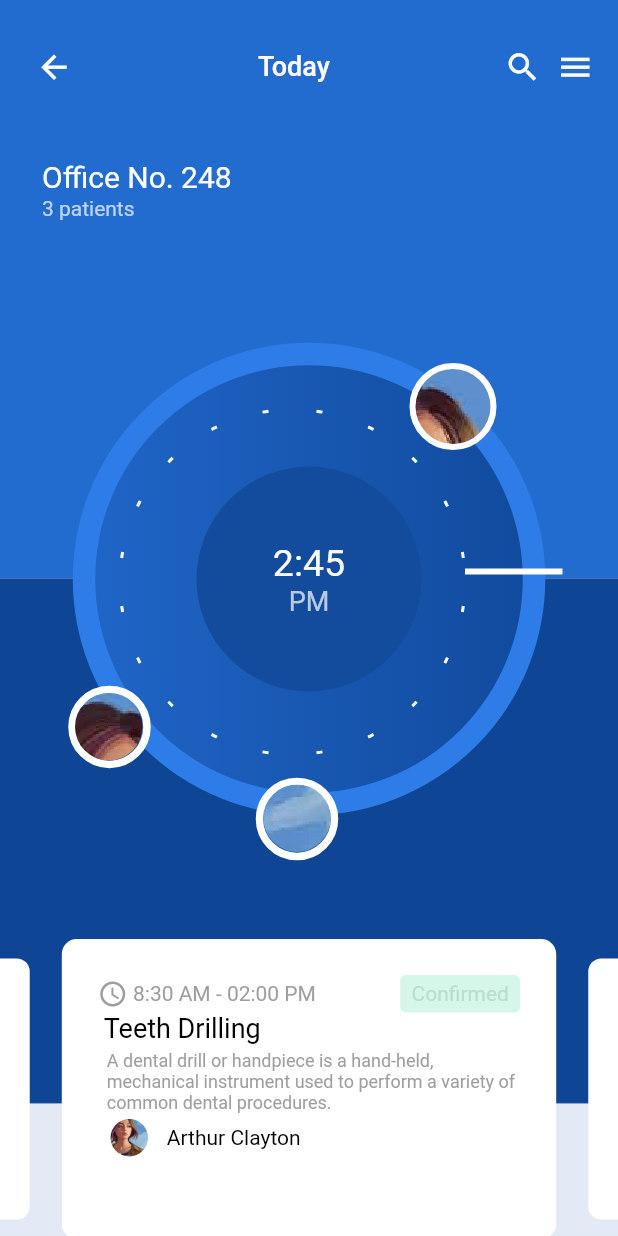
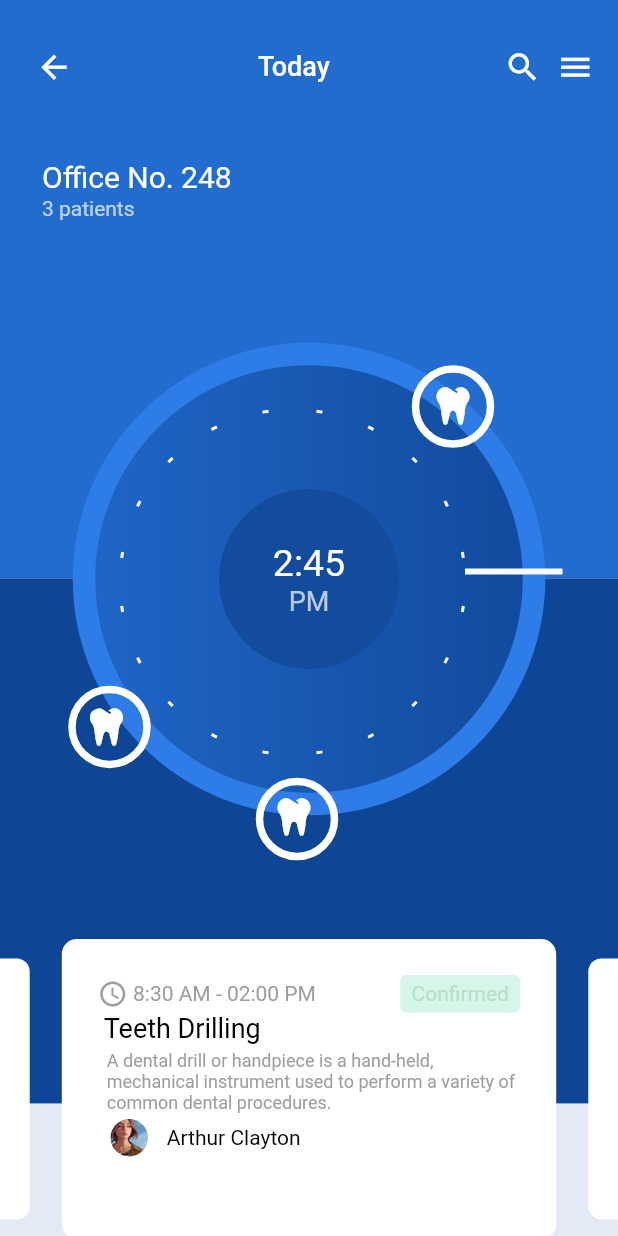
Before and after one commit to SawThanDar18/CustomWidgetAssigment, a Flutter app: the SchedulePage screen opened directly, after a tap on "8:00", on a phone screen of 412 x 824 dp. Run offline on Flutter 3.47's test engine with Material 2 defaults, Android fonts, the phone set to English and light mode, and no system bars; drawn by our look-alikes of carousel_slider; our stand-ins replace dotted_line, font_awesome_flutter.

```diff
--- a/lib/custom_painter/circle_custom_painter.dart
+++ b/lib/custom_painter/circle_custom_painter.dart
@@ -1,5 +1,4 @@
 import 'dart:math';
-import 'dart:typed_data';
 import 'dart:ui' as ui;
 
 import 'package:custom_widget_assignment/resources/colors.dart';
@@ -7,7 +6,25 @@ import 'package:custom_widget_assignment/resources/dimens.dart';
 import 'package:custom_widget_assignment/widgets/white_grey_text_view.dart';
 import 'package:custom_widget_assignment/widgets/white_text_view.dart';
 import 'package:flutter/material.dart';
-import 'package:flutter/services.dart';
+import 'package:font_awesome_flutter/font_awesome_flutter.dart';
+
+class InnerCircleCustomPaint extends CustomPainter {
+  @override
+  void paint(Canvas canvas, ui.Size size) {
+    var firstCirclePaint = Paint()
+      ..strokeWidth = 2.0
+      ..color = FIRST_CIRCLE_COLOR
+      ..style = PaintingStyle.fill;
+
+    canvas.drawCircle(Offset(size.width / 2, size.height / 2), 60, firstCirclePaint);
+  }
+
+  @override
+  bool shouldRepaint(covariant CustomPainter oldDelegate) {
+    return false;
+  }
+
+}
 
 class CircleCustomPaint extends CustomPainter {
 
@@ -17,16 +34,6 @@ class CircleCustomPaint extends CustomPainter {
       ..strokeWidth = 2.0
       ..color = Colors.white
       ..style = PaintingStyle.stroke;
-    //canvas.drawCircle(Offset(size.width / 2, size.height / 2), 120, firstCirclePaint);
-
-    var secondCirclePaint = Paint()
-      ..strokeWidth = 15.0
-      ..color = THIRD_CIRCLE_COLOR
-      ..style = PaintingStyle.stroke;
-
-    canvas.drawCircle(
-        Offset(size.width / 2, size.height / 2), 150, secondCirclePaint);
-
     const double gap = pi / 180 * 8.0;
     const double singleAngle = (pi * 2) / 20;
 
@@ -35,6 +42,13 @@ class CircleCustomPaint extends CustomPainter {
           const Rect.fromLTWH(80.0, 42.0, 230, 230), gap + singleAngle * i,
           singleAngle - gap * 2, false, firstCirclePaint);
     }
+
+    var secondCirclePaint = Paint()
+      ..strokeWidth = 15.0
+      ..color = THIRD_CIRCLE_COLOR
+      ..style = PaintingStyle.stroke;
+
+    canvas.drawCircle(Offset(size.width / 2, size.height / 2), 150, secondCirclePaint);
   }
 
   @override
@@ -45,16 +59,11 @@ class CircleCustomPaint extends CustomPainter {
 }
 
 class ThirdCirclePaint extends CustomPainter {
-  ThirdCirclePaint({
-    required this.image,
-  });
-
-  ui.Image image;
 
   @override
   void paint(Canvas canvas, Size size) {
     var firstCirclePaint = Paint()
-      ..strokeWidth = 8.0
+      ..strokeWidth = 5.0
       ..color = Colors.white
       ..style = PaintingStyle.stroke;
     canvas.drawCircle(const Offset(302, 40), 25, firstCirclePaint);
@@ -66,15 +75,20 @@ class ThirdCirclePaint extends CustomPainter {
 
     canvas.drawLine(const Offset(310, 150), const Offset(375, 150), paint);
 
-    var drawImageWidth = 200.0;
-    var drawImageHeight = size.height * 0.15;
+    var drawImageHeight = size.height * 0.26;
 
-    Path path = Path()
-      ..addOval(Rect.fromLTWH(277, drawImageHeight, 50, 50));
-
-    canvas.clipPath(path);
-
-    canvas.drawImage(image, Offset(drawImageWidth, drawImageHeight), Paint());
+    final tooth = FontAwesomeIcons.tooth.codePoint;
+    final toothFontPackage = FontAwesomeIcons.tooth.fontPackage;
+    final toothFontFamily = FontAwesomeIcons.tooth.fontFamily;
+    TextPainter textPainter = TextPainter(textDirection: TextDirection.rtl);
+    textPainter.text = TextSpan(
+        text: String.fromCharCode(tooth),
+        style: TextStyle(
+            fontSize: 25.0,
+            fontFamily: toothFontFamily,
+            package: toothFontPackage));
+    textPainter.layout();
+    textPainter.paint(canvas, Offset(291, drawImageHeight));
   }
 
   @override
@@ -85,11 +99,6 @@ class ThirdCirclePaint extends CustomPainter {
 }
 
 class SecondCirclePaint extends CustomPainter {
-  SecondCirclePaint({
-    required this.image,
-  });
-
-  ui.Image image;
 
   @override
   void paint(Canvas canvas, Size size) {
@@ -100,15 +109,20 @@ class SecondCirclePaint extends CustomPainter {
 
     canvas.drawCircle(const Offset(198, 315), 25, firstCirclePaint);
 
-    var drawImageWidth = 30.0;
-    var drawImageHeight = size.height * 2.92;
+    var drawImageHeight = size.height * 3;
 
-    Path path = Path()
-      ..addOval(Rect.fromLTWH(175.5, drawImageHeight, 45, 45));
-
-    canvas.clipPath(path);
-
-    canvas.drawImage(image, Offset(drawImageWidth, drawImageHeight), Paint());
+    final tooth = FontAwesomeIcons.tooth.codePoint;
+    final toothFontPackage = FontAwesomeIcons.tooth.fontPackage;
+    final toothFontFamily = FontAwesomeIcons.tooth.fontFamily;
+    TextPainter textPainter = TextPainter(textDirection: TextDirection.rtl);
+    textPainter.text = TextSpan(
+        text: String.fromCharCode(tooth),
+        style: TextStyle(
+            fontSize: 25.0,
+            fontFamily: toothFontFamily,
+            package: toothFontPackage));
+    textPainter.layout();
+    textPainter.paint(canvas, Offset(185, drawImageHeight));
   }
 
   @override
@@ -119,14 +133,11 @@ class SecondCirclePaint extends CustomPainter {
 }
 
 class FirstCirclePaint extends CustomPainter {
-  FirstCirclePaint({
-    required this.image,
-  });
-
-  ui.Image image;
 
   @override
   void paint(Canvas canvas, Size size) {
+
+
     var firstCirclePaint = Paint()
       ..strokeWidth = 5.0
       ..color = Colors.white
@@ -134,8 +145,7 @@ class FirstCirclePaint extends CustomPainter {
 
     canvas.drawCircle(const Offset(73, 253.6), 25, firstCirclePaint);
 
-    var drawImageWidth = 0.0;
-    var drawImageHeight = size.height * 2.31;
+    var drawImageHeight = size.height * 2.4;
 
     Path path = Path()
       ..addOval(Rect.fromLTWH(50, drawImageHeight, 45, 45))
@@ -143,7 +153,19 @@ class FirstCirclePaint extends CustomPainter {
 
     canvas.clipPath(path);
 
-    canvas.drawImage(image, Offset(drawImageWidth, drawImageHeight), Paint());
+    final tooth = FontAwesomeIcons.tooth.codePoint;
+    final toothFontPackage = FontAwesomeIcons.tooth.fontPackage;
+    final toothFontFamily = FontAwesomeIcons.tooth.fontFamily;
+    TextPainter textPainter = TextPainter(textDirection: TextDirection.rtl);
+    textPainter.text = TextSpan(
+        text: String.fromCharCode(tooth),
+        style: TextStyle(
+            fontSize: 25.0,
+            fontFamily: toothFontFamily,
+            package: toothFontPackage));
+    textPainter.layout();
+    textPainter.paint(canvas, Offset(60, drawImageHeight));
+
   }
 
   @override
@@ -153,45 +175,8 @@ class FirstCirclePaint extends CustomPainter {
 
 }
 
-class CircleCustomPainter extends StatefulWidget {
+class CircleCustomPainter extends StatelessWidget {
   const CircleCustomPainter({Key? key}) : super(key: key);
-
-  @override
-  State<CircleCustomPainter> createState() => _CircleCustomPainterState();
-}
-
-class _CircleCustomPainterState extends State<CircleCustomPainter> {
-  late ui.Image _image;
-
-  @override
-  void initState() {
-    _loadImage();
-    super.initState();
-  }
-
-  _loadImage() async {
-    ByteData bd = await rootBundle.load("assets/images/profile.jpg");
-
-    final Uint8List bytes = Uint8List.view(bd.buffer);
-
-    final ui.Codec codec = await ui.instantiateImageCodec(bytes);
-
-    final ui.Image image = (await codec.getNextFrame()).image;
-
-    setState(() => _image = image);
-  }
-
-  /*getUiImage(String imageAssetPath, int height, int width) async {
-    final ByteData assetImageByteData = await rootBundle.load(imageAssetPath);
-    final codec = await ui.instantiateImageCodec(
-      assetImageByteData.buffer.asUint8List(),
-      targetHeight: height,
-      targetWidth: width,
-    );
-    final ui.Image image = (await codec.getNextFrame()).image;
-
-    setState(() => _image = image);
-  }*/
 
   @override
   Widget build(BuildContext context) {
@@ -199,26 +184,20 @@ class _CircleCustomPainterState extends State<CircleCustomPainter> {
       backgroundColor: Colors.transparent,
       body: Stack(
         children: [
-          Container(
+          Positioned.fill(
+            child: Container(
             width: double.infinity,
             decoration: const BoxDecoration(
-              color: SECOND_CIRCLE_COLOR,
               gradient: LinearGradient(
                   colors: [GRADIENT_START_COLOR, GRADIENT_END_COLOR]),
               shape: BoxShape.circle,
             ),
-            child: Align(
-              alignment: Alignment.center,
-              child: Container(
-                width: MediaQuery
-                    .of(context)
-                    .size
-                    .width * 0.9,
-                height: 150,
-                decoration: const BoxDecoration(
-                  color: FIRST_CIRCLE_COLOR,
-                  shape: BoxShape.circle,
           ),
+          ),
+          Center(
+            child: CustomPaint(
+              size: const Size(100, 100),
+              painter: InnerCircleCustomPaint(),
               child: Column(
                 mainAxisAlignment: MainAxisAlignment.center,
                 children: const [
@@ -232,11 +211,9 @@ class _CircleCustomPainterState extends State<CircleCustomPainter> {
                   ),
                 ],
               ),
+
             ),
           ),
-          ),
-          Stack(
-            children: [
           Center(
             child: CustomPaint(
               size: const Size(500, 500),
@@ -245,68 +222,18 @@ class _CircleCustomPainterState extends State<CircleCustomPainter> {
           ),
           CustomPaint(
             size: const Size(100, 100),
-                painter: FirstCirclePaint(image: _image),
+            painter: FirstCirclePaint(),
           ),
           CustomPaint(
             size: const Size(100, 100),
-                painter: SecondCirclePaint(image: _image),
+            painter: SecondCirclePaint(),
           ),
           CustomPaint(
             size: const Size(100, 100),
-                painter: ThirdCirclePaint(image: _image),
+            painter: ThirdCirclePaint(),
           ),
-            ],
-          ),
-          /*Positioned(
-            top: 11,
-            child: Stack(
-              children: [
-                CustomPaint(
-                  size: const Size(100, 100),
-                  painter: ImageCirclePaint(image: _image),
-                ),
-                Container(
-                  width: 50,
-                  height: 50,
-                  decoration: const BoxDecoration(
-                    shape: BoxShape.circle,
-                    color: GRADIENT_END_COLOR,
-                  ),
-                  margin:  EdgeInsets.only(top: 320, left: 175),
-                  child: const Icon(
-                    Icons.edit,
-                    size: 20,
-                    color: Colors.white,
-                  ),
-                ),
-              ],
-            ),
-          ),*/
         ],
       ),
     );
   }
 }
-/*Positioned(
-                top: 200,
-                left: 30,
-                child: Stack(
-                  children: [
-                    Container(
-                      width: CIRCLE_IMAGE_WIDTH,
-                      height: CIRCLE_IMAGE_HEIGHT,
-                      decoration: const BoxDecoration(
-                        shape: BoxShape.circle,
-                        image: DecorationImage(
-                          image: AssetImage('assets/images/profile.jpg'),
-                          fit: BoxFit.cover,
-                        ),
-                      ),
-                    ),
-                    CustomPaint(
-                      size: const Size(100, 100),
-                      painter: FirstCirclePaint(image: _image),
-                    ),
-                  ],
-                ),
-              ),*/
--- a/lib/pages/event_detail_page.dart
+++ b/lib/pages/event_detail_page.dart
@@ -106,7 +106,7 @@ class EventDetailPage extends StatelessWidget {
               child: SizedBox(
                 width: MediaQuery.of(context).size.width,
                 height: SIZED_BOX_HEIGHT_120,
-                child: const EventCarouselSliderView(),
+                child: const EventCarouselSliderView(isHomePage: false,),
               ),
             ),
           ],
--- a/lib/pages/schedule_page.dart
+++ b/lib/pages/schedule_page.dart
@@ -44,7 +44,7 @@ class _SchedulePageState extends State<SchedulePage> {
             child: SizedBox(
               width: MediaQuery.of(context).size.width,
               height: SIZED_BOX_HEIGHT_120,
-              child: const EventCarouselSliderView(),
+              child: const EventCarouselSliderView(isHomePage: true,),
             ),
           ),
           Positioned(
--- a/lib/widgets/carousel_slider_list_view.dart
+++ b/lib/widgets/carousel_slider_list_view.dart
@@ -6,7 +6,7 @@ class CarouselSliderListView extends StatelessWidget {
   final ExtendedIndexedWidgetBuilder itemBuilder;
   final double carouselSliderHeight;
 
-  const CarouselSliderListView({Key? key, required this.itemCount, required this.itemBuilder, required this.carouselSliderHeight}) : super(key: key);
+  const CarouselSliderListView({Key? key, required this.itemCount, required this.itemBuilder, required this.carouselSliderHeight,}) : super(key: key);
 
   @override
   Widget build(BuildContext context) {
--- a/lib/widgets/event_carousel_slider_view.dart
+++ b/lib/widgets/event_carousel_slider_view.dart
@@ -10,7 +10,9 @@ import 'package:flutter/material.dart';
 import '../resources/dimens.dart';
 
 class EventCarouselSliderView extends StatelessWidget {
-  const EventCarouselSliderView({Key? key}) : super(key: key);
+  final bool isHomePage;
+
+  const EventCarouselSliderView({Key? key, required this.isHomePage}) : super(key: key);
 
   @override
   Widget build(BuildContext context) {
@@ -19,16 +21,16 @@ class EventCarouselSliderView extends StatelessWidget {
         itemCount: 10,
         carouselSliderHeight: EVENT_CAROUSEL_SLIDER_HEIGHT,
         itemBuilder: (context, index, pageIndex) {
-          return const EventCarouselSliderItemView();
+          return EventCarouselSliderItemView(isHomePage: isHomePage,);
         },
     );
   }
 }
 
 class EventCarouselSliderItemView extends StatelessWidget {
-  const EventCarouselSliderItemView({
-    Key? key,
-  }) : super(key: key);
+  final bool isHomePage;
+
+  const EventCarouselSliderItemView({Key? key, required this.isHomePage}) : super(key: key);
 
   @override
   Widget build(BuildContext context) {
@@ -40,25 +42,28 @@ class EventCarouselSliderItemView extends StatelessWidget {
         ),
         Container(
           width: CAROUSEL_DATA_CONTAINER_WIDTH,
-          color: Colors.black,
           child: Stack(
             children: [
-              const Positioned.fill(
-                child: GradientView(),
+               Positioned.fill(
+                child: (isHomePage == true) ? const GradientView() : Container(color: Colors.white,),
               ),
               Container(
                 margin: const EdgeInsets.only(top: MARGIN_TEN, left: MARGIN_MEDIUM),
                 child: Column(
-                  children: const [
-                    OfficeDetailTextView(),
-                    SizedBox(
+                  children: [
+                    OfficeDetailTextView(
+                      textColor: (isHomePage == true) ? Colors.white : Colors.black,
+                    ),
+                    const SizedBox(
                       height: SIZED_BOX_HEIGHT_6,
                     ),
-                    TimeDetailTextView(),
-                    SizedBox(
+                    TimeDetailTextView(
+                      color: (isHomePage == true) ? Colors.white : Colors.black,
+                    ),
+                    const SizedBox(
                       height: SIZED_BOX_HEIGHT_6,
                     ),
-                    PatientListView(),
+                    const PatientListView(),
                   ],
                 ),
               ),
@@ -122,16 +127,16 @@ class PatientListView extends StatelessWidget {
 }
 
 class OfficeDetailTextView extends StatelessWidget {
-  const OfficeDetailTextView({
-    Key? key,
-  }) : super(key: key);
+  final Color textColor;
+
+  const OfficeDetailTextView({Key? key, required this.textColor}) : super(key: key);
 
   @override
   Widget build(BuildContext context) {
     return Row(
-      children: const [
-        WhiteTextView(text: "Office No.248", fontSize: FONT_SIZE_16),
-        WhiteGreyTextView(text: "/ 3 patients", textSize: FONT_SIZE_14),
+      children: [
+        WhiteTextView(text: "Office No.248", fontSize: FONT_SIZE_16, textColor: textColor,),
+        WhiteGreyTextView(text: "/ 3 patients", textSize: FONT_SIZE_14, textColor: textColor,),
       ],
     );
   }
--- a/lib/widgets/smart_list_view.dart
+++ b/lib/widgets/smart_list_view.dart
@@ -31,6 +31,7 @@ class _SmartListViewState extends State<SmartListView> {
       if (_scrollController.position.atEdge) {
         if (_scrollController.position.pixels == 0) {
           debugPrint('Start of the list reached');
+          widget.onListStart();
         } else {
           debugPrint("End of the list reached");
           widget.onListEndReached();
--- a/lib/widgets/white_text_view.dart
+++ b/lib/widgets/white_text_view.dart
@@ -3,15 +3,16 @@ import 'package:flutter/material.dart';
 class WhiteTextView extends StatelessWidget {
   final String text;
   final double fontSize;
+  final Color textColor;
 
-  const WhiteTextView({Key? key, required this.text, required this.fontSize}) : super(key: key);
+  const WhiteTextView({Key? key, required this.text, required this.fontSize, this.textColor = Colors.white}) : super(key: key);
 
   @override
   Widget build(BuildContext context) {
     return Text(
       text,
       style: TextStyle(
-        color: Colors.white,
+        color: textColor,
         fontSize: fontSize,
       ),
     );
--- a/pubspec.yaml
+++ b/pubspec.yaml
@@ -11,12 +11,14 @@ environment:
 dependencies:
   flutter:
     sdk: flutter
-  cupertino_icons: ^1.0.2
+  cupertino_icons: ^0.1.3
   carousel_slider: ^4.0.0
   dotted_line: ^3.1.0
   dots_indicator: ^2.0.0
   smooth_page_indicator: ^1.0.0+2
   image: ^3.1.3
+  carousel_indicator: ^1.0.5
+  font_awesome_flutter: ^9.2.0
 
 dev_dependencies:
   flutter_test:
```
Also changed, not shown: pubspec.lock. Lines whose indentation alone changed are shown as unchanged.
